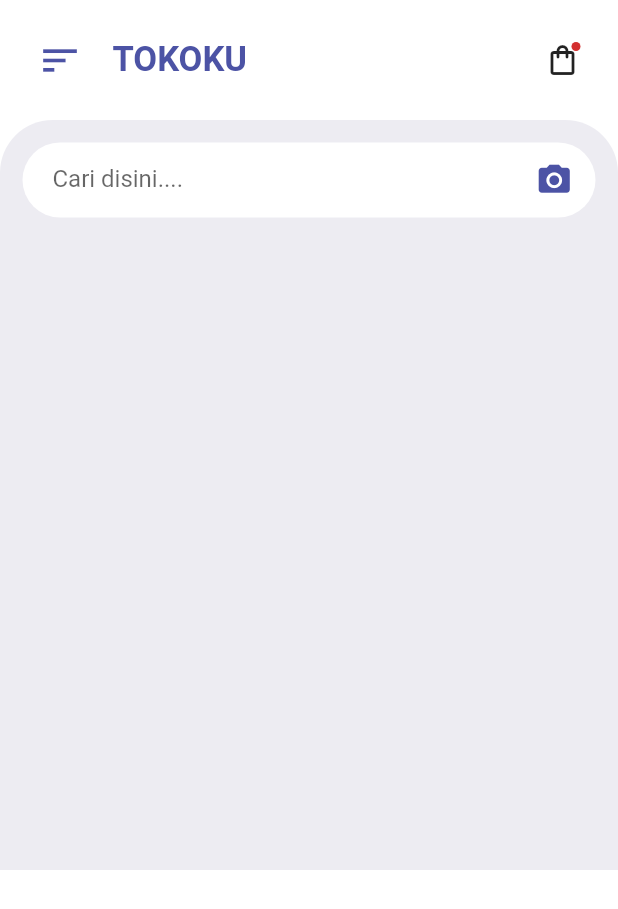
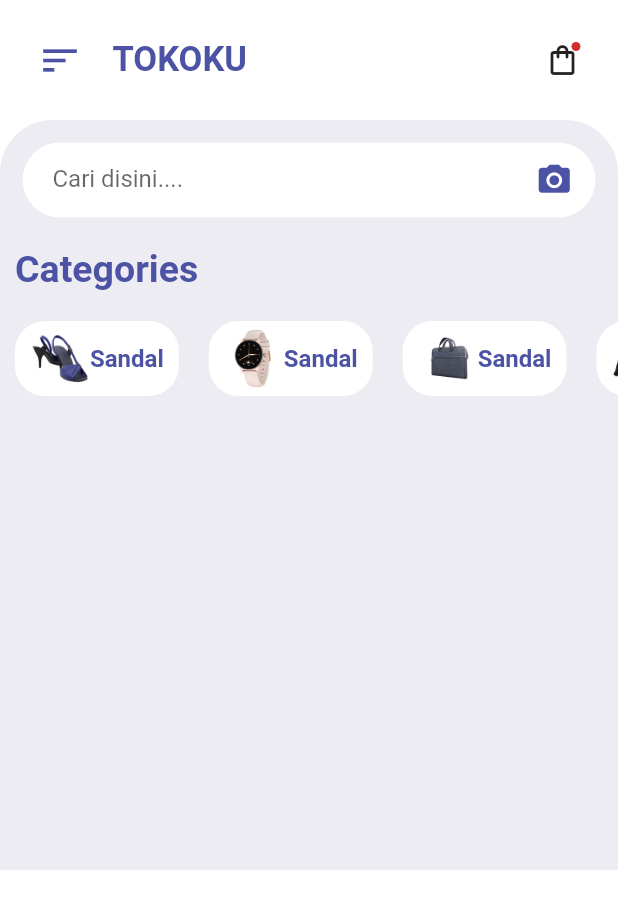
Before and after one commit to farhanaldyy/tokoku-apps, a Flutter app: the screen it shows after launch, on a phone screen of 412 x 824 dp. Shown: the top 909 px of the screen. Run offline on Flutter 3.47's test engine with Material 2 defaults, Android fonts, the light colour scheme and no system bars.

Commit message:
create categories items

```diff
--- a/lib/pages/HomePage.dart
+++ b/lib/pages/HomePage.dart
@@ -1,4 +1,5 @@
 import 'package:flutter/material.dart';
+import 'package:tokoku_apps/widgets/CategoriesWidget.dart';
 import 'package:tokoku_apps/widgets/HomeAppBar.dart';
 
 class HomePage extends StatelessWidget {
@@ -53,6 +54,28 @@
                     ],
                   ),
                 ),
+
+                // Categories
+                Container(
+                  alignment: Alignment.centerLeft,
+                  margin: EdgeInsets.symmetric(
+                    vertical: 20,
+                    horizontal: 10,
+                  ),
+                  child: Text(
+                    "Categories",
+                    style: TextStyle(
+                      fontSize: 25,
+                      fontWeight: FontWeight.bold,
+                      color: Color(0xFF4C53A5),
+                    ),
+                  ),
+                ),
+
+              // Categories Widget
+              CategoriesWidget(),
+
+
               ],
             ),
           ),
--- /dev/null
+++ b/lib/widgets/CategoriesWidget.dart
@@ -0,0 +1,42 @@
+import 'package:flutter/material.dart';
+
+class CategoriesWidget extends StatelessWidget {
+  @override
+  Widget build(BuildContext context) {
+    return SingleChildScrollView(
+      scrollDirection: Axis.horizontal,
+      child: Row(
+        children: [
+          for (int i = 1; i < 8; i++)
+          Container(
+            margin: EdgeInsets.symmetric(horizontal: 10),
+            padding: EdgeInsets.symmetric(vertical: 5, horizontal: 10),
+            decoration: BoxDecoration(
+              color: Colors.white,
+              borderRadius: BorderRadius.circular(20),
+            ),
+            child: Row(
+              crossAxisAlignment: CrossAxisAlignment.center,
+              children: [
+                Image.asset(
+                  // gunakan variabel i untuk gambar
+                  "images/$i.png",
+                  width: 40,
+                  height: 40,
+                ),
+                Text(
+                  "Sandal",
+                  style: TextStyle(
+                    fontWeight: FontWeight.bold,
+                    fontSize: 16,
+                    color: Color(0xFF4C53A5),
+                  ),
+                )
+              ],
+            ),
+          ),
+        ],
+      ),
+    );
+  }
+}
--- a/pubspec.yaml
+++ b/pubspec.yaml
@@ -61,8 +61,8 @@
   uses-material-design: true
 
   # To add assets to your application, add an assets section, like this:
-  # assets:
-  #   - images/a_dot_burr.jpeg
+  assets:
+    - images/
   #   - images/a_dot_ham.jpeg
 
   # An image asset can refer to one or more resolution-specific "variants", see
```
Also changed, not shown: images/1.png (added), images/2.png (added), images/3.png (added), images/4.png (added), images/5.png (added), images/6.png (added), images/7.png (added).
